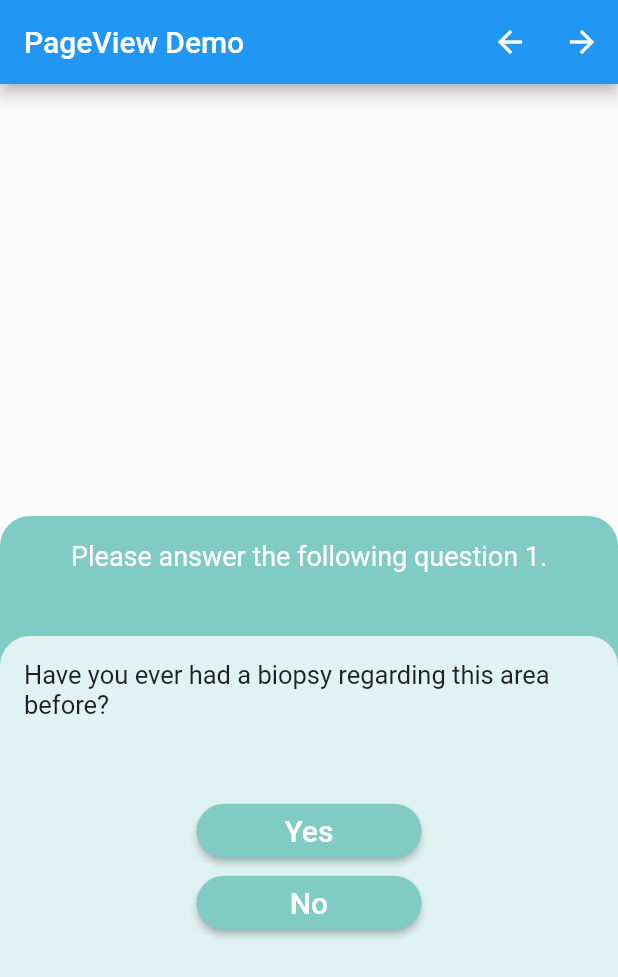
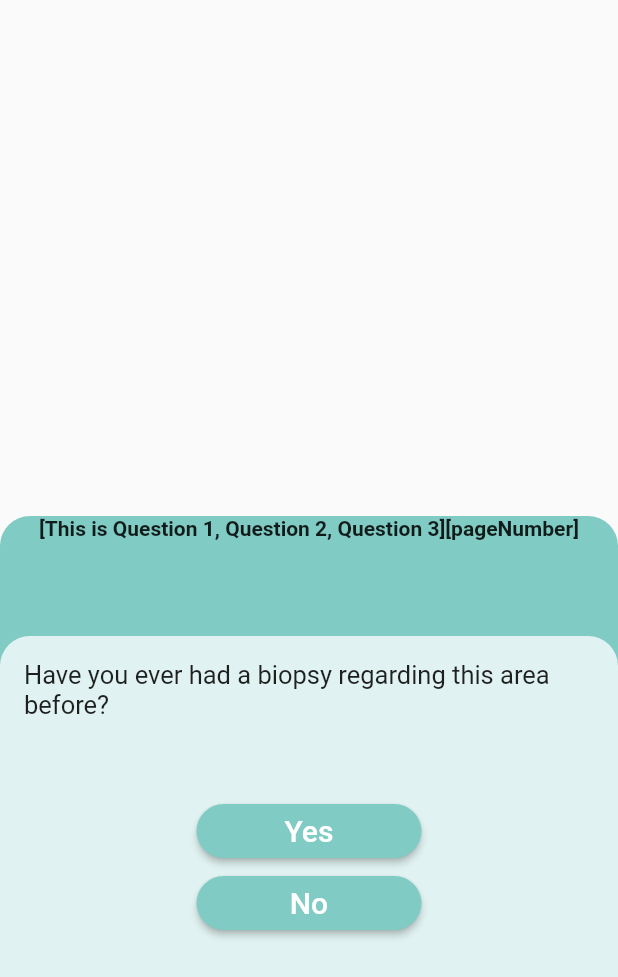
Before and after one commit to Endev-Brian-Kan/PageViewExercise, a Flutter app: the screen it shows after launch, on a phone screen of 412 x 824 dp. Shown: the top 977 px of the screen. Run offline on Flutter 3.47's test engine with Material 2 defaults, Android fonts, the phone set to English and light mode, and no system bars.

Commit message:
Added questionsArray, _findQuestion() and Container to questions.dart

```diff
--- a/lib/main.dart
+++ b/lib/main.dart
@@ -18,22 +18,22 @@ class _HomePageState extends State<HomePage> {
   @override
   Widget build(BuildContext context) {
     return Scaffold(
-        appBar: AppBar(title: Text('PageView Demo'), actions: [
-          IconButton(
-              icon: Icon(Icons.arrow_back),
-              onPressed: () {
-                pageController.animateToPage(--pageChanged,
-                    duration: Duration(milliseconds: 250),
-                    curve: Curves.bounceInOut);
-              }),
-          IconButton(
-              icon: Icon(Icons.arrow_forward),
-              onPressed: () {
-                pageController.animateToPage(++pageChanged,
-                    duration: Duration(milliseconds: 250),
-                    curve: Curves.bounceInOut);
-              }),
-        ]),
+        // appBar: AppBar(title: Text('PageView Demo'), actions: [
+        //   IconButton(
+        //       icon: Icon(Icons.arrow_back),
+        //       onPressed: () {
+        //         pageController.animateToPage(--pageChanged,
+        //             duration: Duration(milliseconds: 250),
+        //             curve: Curves.bounceInOut);
+        //       }),
+        //   IconButton(
+        //       icon: Icon(Icons.arrow_forward),
+        //       onPressed: () {
+        //         pageController.animateToPage(++pageChanged,
+        //             duration: Duration(milliseconds: 250),
+        //             curve: Curves.bounceInOut);
+        //       }),
+        // ]),
         body: PageView(
       controller: pageController,
       onPageChanged: (index) {
--- a/lib/pageTemplate.dart
+++ b/lib/pageTemplate.dart
@@ -1,4 +1,5 @@
 import 'package:flutter/material.dart';
+import './questions.dart';
 
 import './noButton.dart';
 import './yesButton.dart';
@@ -29,18 +30,18 @@ class Pagetemplate extends StatelessWidget {
               topRight: const Radius.circular(20.0),
             ),
           ),
-
-          child: Container(
-            padding: EdgeInsets.all(16.0),
-            child: Text(
-              "Please answer the following question 1.",
-              textAlign: TextAlign.center,
-              style: TextStyle(
-                fontSize: 18,
-                color: Colors.white,
-              ),
-            ),
-          ),
+          child: Questionindex(pageTemplateChange),
+          // child: Container(
+          //   padding: EdgeInsets.all(16.0),
+          //   child: Text(
+          //     "Please answer the following question 1.",
+          //     textAlign: TextAlign.center,
+          //     style: TextStyle(
+          //       fontSize: 18,
+          //       color: Colors.white,
+          //     ),
+          //   ),
+          // ),
         ),
         Container(
           padding: EdgeInsets.all(16.0),
--- /dev/null
+++ b/lib/questions.dart
@@ -0,0 +1,42 @@
+import 'package:flutter/material.dart';
+
+class Questionindex extends StatelessWidget {
+  // Store the integer
+  int pageNumber;
+
+  // Get the integer
+  Questionindex(this.pageNumber);
+
+  // Build the array
+  final questionsArray = [
+    "This is Question 1",
+    "Question 2",
+    "Question 3",
+  ];
+
+  // Get the corresponding array value
+  // String matchingQuestion = questionsArray[pageNumber];
+  // print(questionsArray[2]);
+
+  String matchingQuestion;
+
+  void _findQuestion() {
+    // setState(() {
+    matchingQuestion = questionsArray[pageNumber];
+    // });
+    print("Test $matchingQuestion");
+  }
+
+  // Send the correct array value to pageTemplate
+  @override
+  Widget build(BuildContext context) {
+    return Container(
+      child: Text(
+        '$questionsArray[pageNumber]',
+        textAlign: TextAlign.center,
+        overflow: TextOverflow.ellipsis,
+        style: TextStyle(fontWeight: FontWeight.bold),
+      ),
+    );
+  }
+}
```
Lines whose indentation alone changed are shown as unchanged.
